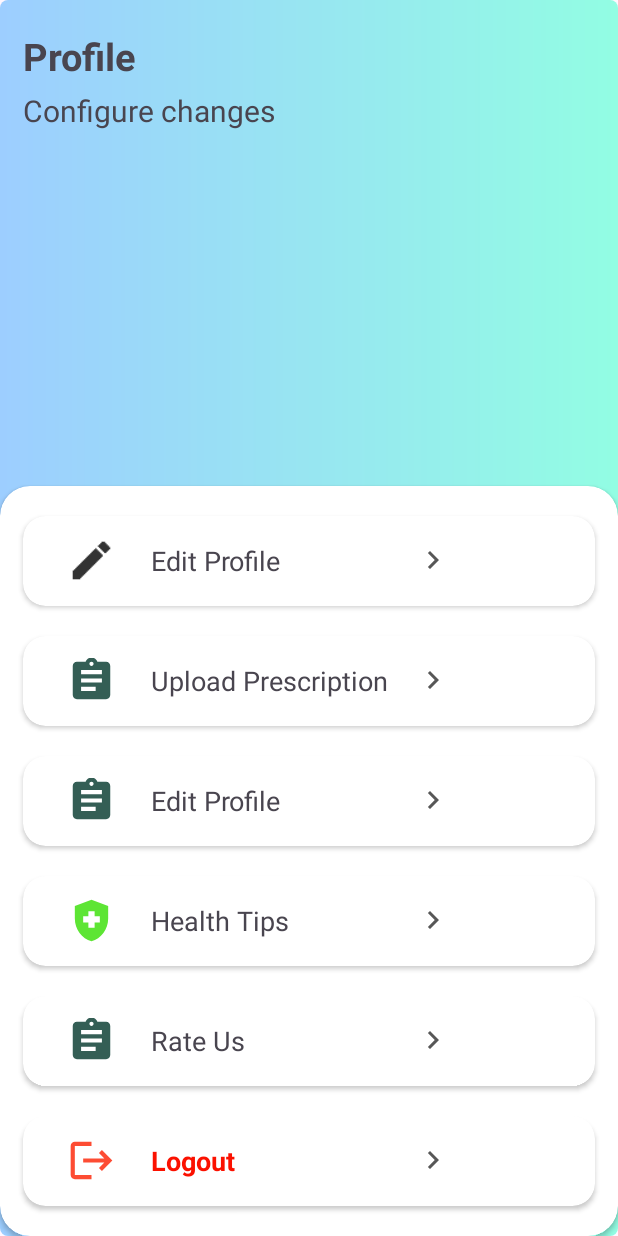
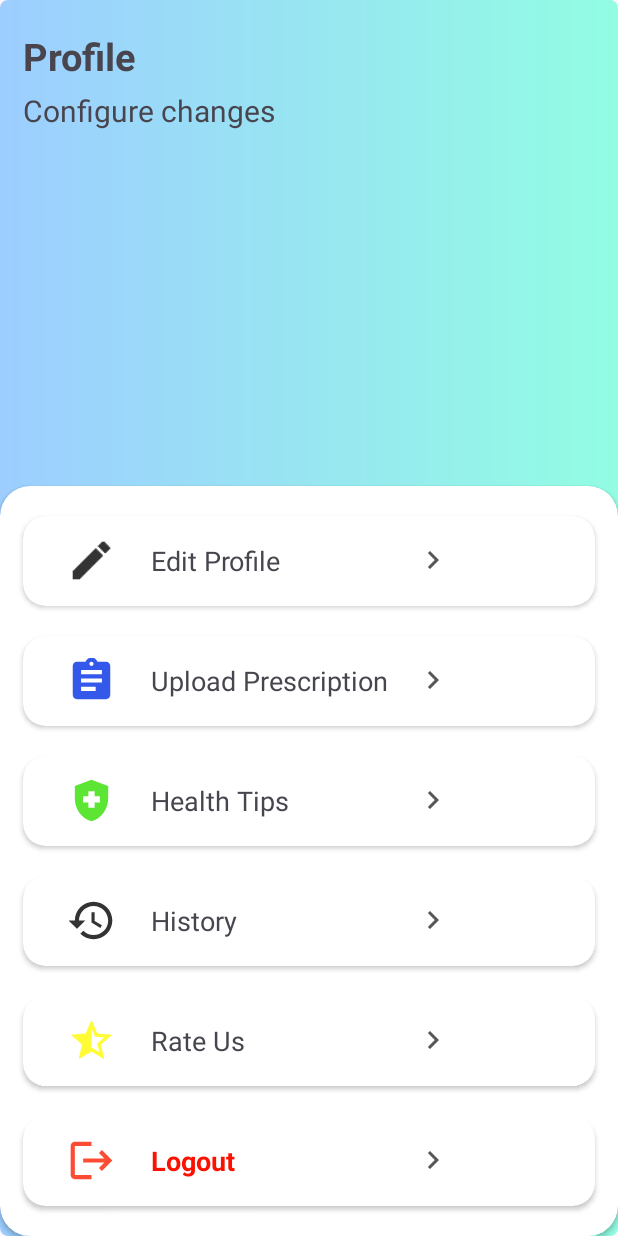
Before and after one commit to Amberabhishek/Book_My_Doctor_App, an Android app: the layout fragment_profile.xml on its own in the app's theme, with its tools: preview values and no code run, on a phone screen of 412 x 824 dp. Run offline under Robolectric (Android 15) with nearby library versions, the phone set to English and light mode, and no system bars.

Commit message:
new commit

```diff
--- a/app/src/main/res/layout/fragment_profile.xml
+++ b/app/src/main/res/layout/fragment_profile.xml
@@ -80,6 +80,7 @@
         </androidx.cardview.widget.CardView>
 
         <androidx.cardview.widget.CardView
+            android:id="@+id/editPrescription"
             android:layout_width="match_parent"
             android:layout_height="60dp"
             app:cardCornerRadius="15dp"
@@ -98,7 +99,7 @@
                     android:layout_width="30dp"
                     android:layout_height="30dp"
                     android:layout_marginLeft="15dp"
-                    android:src="@drawable/ic_upload"
+                    android:src="@drawable/ic_pris"
                     android:layout_centerVertical="true"/>
 
                 <TextView
@@ -115,41 +116,8 @@
         </androidx.cardview.widget.CardView>
 
         <androidx.cardview.widget.CardView
-            android:layout_width="match_parent"
-            android:layout_height="60dp"
-            app:cardCornerRadius="15dp"
-            android:background="@drawable/grid_color"
-            android:layout_marginTop="20dp"
-            android:layout_marginLeft="15dp"
-            android:layout_marginRight="15dp">
 
-            <RelativeLayout
-                android:layout_width="350dp"
-                android:layout_height="50dp"
-                android:layout_gravity="center_vertical"
-                android:layout_marginLeft="15dp">
-
-                <ImageView
-                    android:layout_width="30dp"
-                    android:layout_height="30dp"
-                    android:layout_marginLeft="15dp"
-                    android:src="@drawable/ic_upload"
-                    android:layout_centerVertical="true"/>
-
-                <TextView
-                    android:layout_width="200dp"
-                    android:layout_height="100dp"
-                    android:layout_marginLeft="70dp"
-                    android:drawableRight="@drawable/ic_right_arrow"
-                    android:text="Edit Profile"
-                    android:textSize="18sp"
-                    android:gravity="center_vertical"/>
-
-            </RelativeLayout>
-
-        </androidx.cardview.widget.CardView>
-
-        <androidx.cardview.widget.CardView
+            android:id="@+id/healthTipsCard"
             android:layout_width="match_parent"
             android:layout_height="60dp"
             app:cardCornerRadius="15dp"
@@ -203,7 +171,42 @@
                     android:layout_width="30dp"
                     android:layout_height="30dp"
                     android:layout_marginLeft="15dp"
-                    android:src="@drawable/ic_upload"
+                    android:src="@drawable/ic_history"
+                    android:layout_centerVertical="true"/>
+
+                <TextView
+                    android:layout_width="200dp"
+                    android:layout_height="100dp"
+                    android:layout_marginLeft="70dp"
+                    android:drawableRight="@drawable/ic_right_arrow"
+                    android:text="History"
+                    android:textSize="18sp"
+                    android:gravity="center_vertical"/>
+
+            </RelativeLayout>
+
+        </androidx.cardview.widget.CardView>
+
+        <androidx.cardview.widget.CardView
+            android:layout_width="match_parent"
+            android:layout_height="60dp"
+            app:cardCornerRadius="15dp"
+            android:background="@drawable/grid_color"
+            android:layout_marginTop="20dp"
+            android:layout_marginLeft="15dp"
+            android:layout_marginRight="15dp">
+
+            <RelativeLayout
+                android:layout_width="350dp"
+                android:layout_height="50dp"
+                android:layout_gravity="center_vertical"
+                android:layout_marginLeft="15dp">
+
+                <ImageView
+                    android:layout_width="30dp"
+                    android:layout_height="30dp"
+                    android:layout_marginLeft="15dp"
+                    android:src="@drawable/ic_rate_us"
                     android:layout_centerVertical="true"/>
 
                 <TextView
@@ -220,6 +223,8 @@
         </androidx.cardview.widget.CardView>
 
         <androidx.cardview.widget.CardView
+
+            android:id="@+id/logoutCardButton"
             android:layout_width="match_parent"
             android:layout_height="60dp"
             app:cardCornerRadius="15dp"
```
